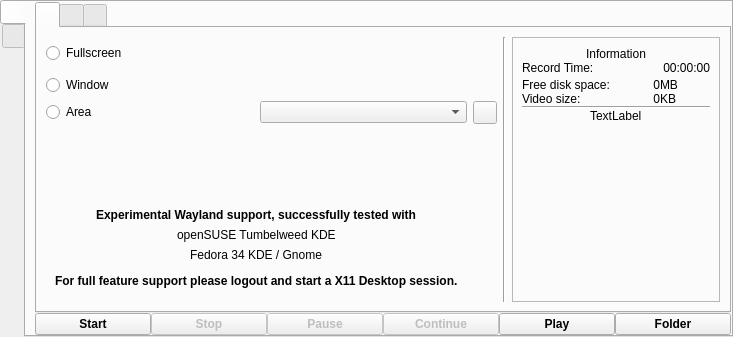
vkohaupt/vokoscreenNG, file src/wayland/formMainWindow_wl.ui: the form before one commit.
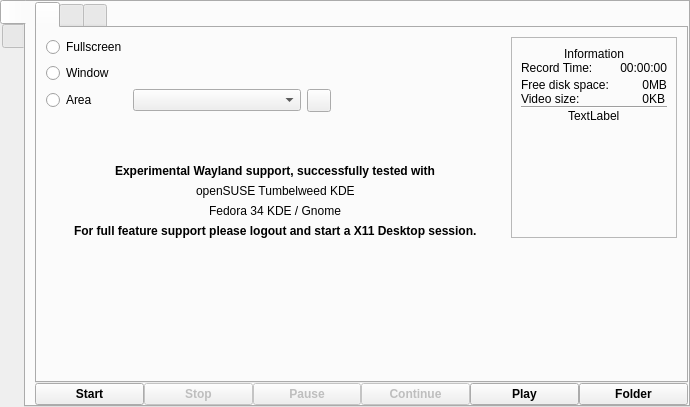
The form after the commit. Icons and pictures are not drawn.

```diff
--- a/src/wayland/formMainWindow_wl.ui
+++ b/src/wayland/formMainWindow_wl.ui
@@ -6,8 +6,8 @@
    <rect>
     <x>0</x>
     <y>0</y>
-    <width>733</width>
-    <height>337</height>
+    <width>690</width>
+    <height>407</height>
    </rect>
   </property>
   <property name="windowTitle">
@@ -84,42 +84,52 @@
            <attribute name="title">
             <string notr="true"/>
            </attribute>
+           <layout class="QVBoxLayout" name="verticalLayout_8">
+            <item>
+             <layout class="QVBoxLayout" name="verticalLayout_7">
+              <item>
            <layout class="QGridLayout" name="gridLayout_2">
-            <item row="19" column="0" colspan="2" alignment="Qt::AlignHCenter">
-             <widget class="QLabel" name="label_2">
-              <property name="text">
-               <string notr="true">openSUSE Tumbelweed KDE</string>
-              </property>
-             </widget>
-            </item>
             <item row="1" column="0">
-             <widget class="QRadioButton" name="radioButtonScreencastFullscreen">
-              <property name="text">
-               <string>Fullscreen</string>
-              </property>
-             </widget>
-            </item>
-            <item row="18" column="0" colspan="2" alignment="Qt::AlignHCenter">
-             <widget class="QLabel" name="label">
-              <property name="font">
-               <font>
-                <weight>75</weight>
-                <bold>true</bold>
-               </font>
-              </property>
-              <property name="text">
-               <string notr="true">Experimental Wayland support, successfully tested with</string>
-              </property>
-             </widget>
-            </item>
-            <item row="3" column="0">
              <widget class="QRadioButton" name="radioButtonScreencastWindow">
               <property name="text">
                <string>Window</string>
               </property>
              </widget>
             </item>
-            <item row="22" column="0" colspan="2" alignment="Qt::AlignHCenter">
+                <item row="0" column="3">
+                 <spacer name="horizontalSpacer_2">
+                  <property name="orientation">
+                   <enum>Qt::Horizontal</enum>
+                  </property>
+                  <property name="sizeHint" stdset="0">
+                   <size>
+                    <width>40</width>
+                    <height>20</height>
+                   </size>
+                  </property>
+                 </spacer>
+                </item>
+                <item row="4" column="0" colspan="4" alignment="Qt::AlignHCenter">
+                 <widget class="QLabel" name="label">
+                  <property name="font">
+                   <font>
+                    <weight>75</weight>
+                    <bold>true</bold>
+                   </font>
+                  </property>
+                  <property name="text">
+                   <string notr="true">Experimental Wayland support, successfully tested with</string>
+                  </property>
+                 </widget>
+                </item>
+                <item row="2" column="0">
+                 <widget class="QRadioButton" name="radioButtonScreencastArea">
+                  <property name="text">
+                   <string>Area</string>
+                  </property>
+                 </widget>
+                </item>
+                <item row="7" column="0" colspan="4" alignment="Qt::AlignHCenter">
              <widget class="QLabel" name="label_6">
               <property name="font">
                <font>
@@ -132,21 +142,24 @@
               </property>
              </widget>
             </item>
-            <item row="0" column="3" rowspan="24">
-             <widget class="Line" name="line">
-              <property name="orientation">
-               <enum>Qt::Vertical</enum>
-              </property>
-             </widget>
-            </item>
-            <item row="20" column="0" colspan="2" alignment="Qt::AlignHCenter">
+                <item row="6" column="0" colspan="4" alignment="Qt::AlignHCenter">
              <widget class="QLabel" name="label_4">
               <property name="text">
                <string notr="true">Fedora 34 KDE / Gnome</string>
               </property>
              </widget>
             </item>
-            <item row="0" column="4" rowspan="24">
+                <item row="0" column="0">
+                 <widget class="QRadioButton" name="radioButtonScreencastFullscreen">
+                  <property name="text">
+                   <string>Fullscreen</string>
+                  </property>
+                 </widget>
+                </item>
+                <item row="2" column="1">
+                 <widget class="QComboBox" name="comboBoxScreencastScreenArea"/>
+                </item>
+                <item row="0" column="4" rowspan="8">
              <widget class="QFrame" name="frame_information">
               <property name="frameShape">
                <enum>QFrame::StyledPanel</enum>
@@ -287,14 +300,7 @@
               </layout>
              </widget>
             </item>
-            <item row="4" column="0">
-             <widget class="QRadioButton" name="radioButtonScreencastArea">
-              <property name="text">
-               <string>Area</string>
-              </property>
-             </widget>
-            </item>
-            <item row="4" column="2">
+                <item row="2" column="2">
              <widget class="QToolButton" name="toolButton">
               <property name="text">
                <string notr="true"/>
@@ -305,10 +311,51 @@
               </property>
              </widget>
             </item>
-            <item row="4" column="1">
-             <widget class="QComboBox" name="comboBoxScreencastScreenArea"/>
-            </item>
-            <item row="23" column="0">
+                <item row="5" column="0" colspan="4" alignment="Qt::AlignHCenter">
+                 <widget class="QLabel" name="label_2">
+                  <property name="text">
+                   <string notr="true">openSUSE Tumbelweed KDE</string>
+                  </property>
+                 </widget>
+                </item>
+                <item row="0" column="1">
+                 <spacer name="horizontalSpacer_3">
+                  <property name="orientation">
+                   <enum>Qt::Horizontal</enum>
+                  </property>
+                  <property name="sizeHint" stdset="0">
+                   <size>
+                    <width>40</width>
+                    <height>20</height>
+                   </size>
+                  </property>
+                 </spacer>
+                </item>
+                <item row="3" column="0">
+                 <spacer name="verticalSpacer_3">
+                  <property name="orientation">
+                   <enum>Qt::Vertical</enum>
+                  </property>
+                  <property name="sizeHint" stdset="0">
+                   <size>
+                    <width>20</width>
+                    <height>40</height>
+                   </size>
+                  </property>
+                 </spacer>
+                </item>
+               </layout>
+              </item>
+             </layout>
+            </item>
+            <item>
+             <widget class="Line" name="line">
+              <property name="orientation">
+               <enum>Qt::Vertical</enum>
+              </property>
+             </widget>
+            </item>
+            <item>
              <spacer name="verticalSpacer">
               <property name="orientation">
                <enum>Qt::Vertical</enum>
```
Lines whose indentation alone changed are shown as unchanged.
